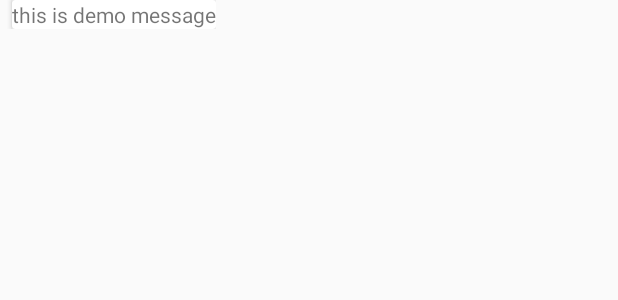
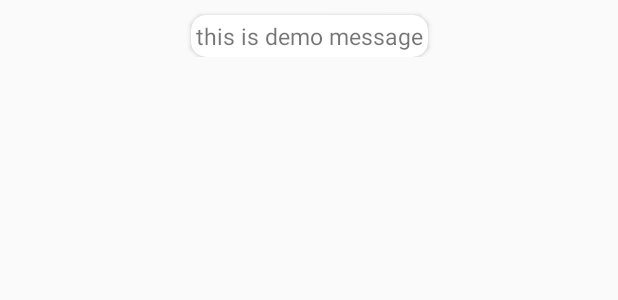
Before and after one commit to Hemant-sood/MyChats, an Android app: the layout view_for_recyclerview_message_item.xml on its own in the app's theme, with its tools: preview values and no code run, on a phone screen of 412 x 824 dp. Shown: the top 300 px of the screen. Run offline under Robolectric (Android 15) with nearby library versions, the phone set to English and light mode, and no system bars.

```diff
--- a/app/src/main/res/layout/view_for_recyclerview_message_item.xml
+++ b/app/src/main/res/layout/view_for_recyclerview_message_item.xml
@@ -2,15 +2,28 @@
 <androidx.constraintlayout.widget.ConstraintLayout xmlns:android="http://schemas.android.com/apk/res/android"
     xmlns:app="http://schemas.android.com/apk/res-auto"
     xmlns:tools="http://schemas.android.com/tools"
-    android:layout_width="wrap_content"
-    android:layout_height="wrap_content">
+    android:id="@+id/parent_layout"
+    android:layout_width="match_parent"
+    android:layout_height="wrap_content"
+
+    >
 
     <androidx.cardview.widget.CardView
+        android:id="@+id/cardViewForMessageItem"
         android:layout_width="wrap_content"
         android:layout_height="wrap_content"
-        android:layout_marginStart="8dp"
-        android:layout_marginLeft="8dp"
+        android:layout_centerHorizontal="true"
+        android:layout_marginTop="10dp"
+        android:innerRadius="0dp"
+        android:padding="5dp"
+
+
+        android:shape="ring"
+        android:thicknessRatio="1.9"
+        app:cardCornerRadius="10dp"
         app:layout_constraintBottom_toBottomOf="parent"
+
+        app:layout_constraintEnd_toEndOf="parent"
         app:layout_constraintStart_toStartOf="parent"
         app:layout_constraintTop_toTopOf="parent">
 
@@ -19,8 +32,9 @@
             android:id="@+id/messageId"
             android:layout_width="wrap_content"
             android:layout_height="wrap_content"
-
-            android:text="@string/this_is_demo_message" />
+            android:padding="3dp"
+            android:text="@string/this_is_demo_message"
+            android:textSize="15sp" />
 
     </androidx.cardview.widget.CardView>
 </androidx.constraintlayout.widget.ConstraintLayout>
```
Also changed, not shown: app/src/main/java/com/example/mychats/Chat.java (+40 -6 lines).
